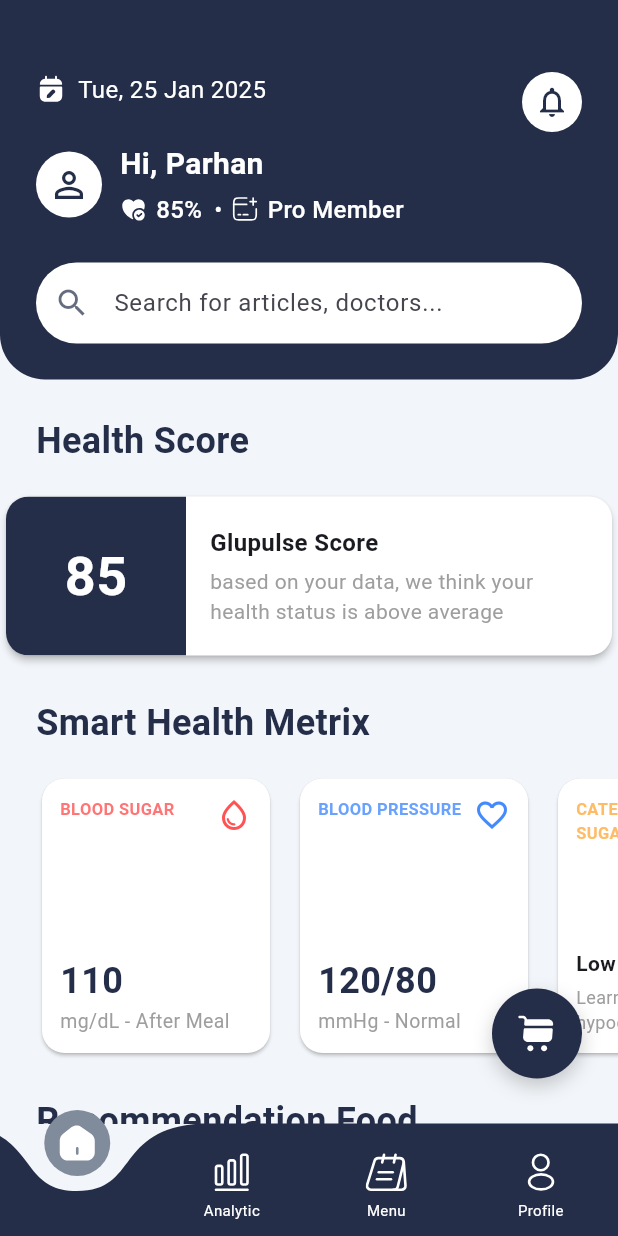
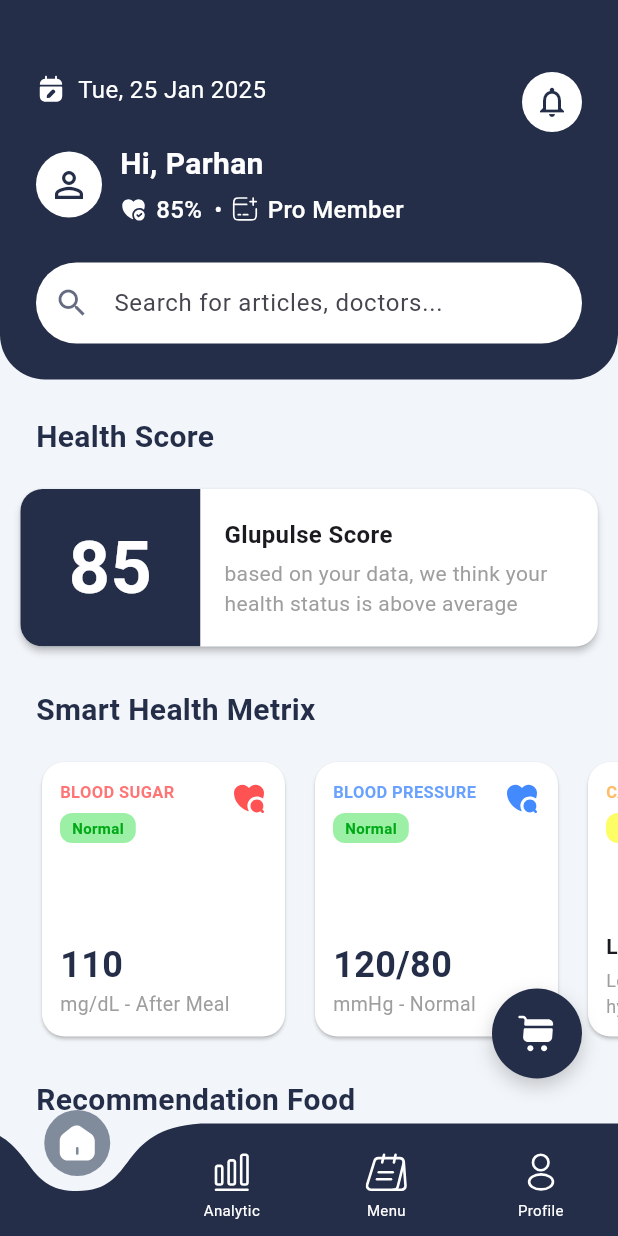
Before and after one commit to FarhanTZ/Skripsi-frontend, a Flutter app: the screen it shows after launch, on a phone screen of 412 x 824 dp. Run offline on Flutter 3.47's test engine with Material 3 defaults, Android fonts, the phone set to English and light mode, and no system bars; drawn by our look-alikes of curved_navigation_bar; our stand-ins replace bloc, equatable, fl_chart, flutter_svg, google_sign_in, smooth_page_indicator.

Commit message:
Improvment Card

```diff
--- a/glupulse/lib/features/Users/presentation/pages/home_tab.dart
+++ b/glupulse/lib/features/Users/presentation/pages/home_tab.dart
@@ -154,7 +154,7 @@ class HomeTab extends StatelessWidget {
                 'Health Score',
                 style: TextStyle(
                     color: Theme.of(context).colorScheme.primary,
-                    fontSize: 24,
+                    fontSize: 20,
                     fontWeight: FontWeight.bold),
               ),
             ),
@@ -174,8 +174,8 @@ class HomeTab extends StatelessWidget {
                 borderRadius: BorderRadius.circular(15),
               ),
               child: SizedBox(
-                width: 405,
-                height: 106,
+                width: 385,
+                height: 105,
                 child: Row(
                   children: [
                     Container(
@@ -186,7 +186,7 @@ class HomeTab extends StatelessWidget {
                           '85', // Contoh Skor
                           style: TextStyle(
                               color: Colors.white,
-                              fontSize: 36,
+                              fontSize: 48,
                               fontWeight: FontWeight.bold),
                         ),
                       ),
@@ -225,7 +225,7 @@ class HomeTab extends StatelessWidget {
                 'Smart Health Metrix',
                 style: TextStyle(
                     color: Theme.of(context).colorScheme.primary,
-                    fontSize: 24,
+                    fontSize: 20,
                     fontWeight: FontWeight.bold),
               ),
             ),
@@ -241,11 +241,18 @@ class HomeTab extends StatelessWidget {
                 _buildHealthMetricCard(
                   context: context,
                   category: 'Blood Sugar',
-                  icon: Icons.water_drop_outlined,
+                  iconWidget: SvgPicture.asset(
+                    'assets/images/Health.svg', // Menggunakan SVG asset
+                    colorFilter: const ColorFilter.mode(Colors.redAccent, BlendMode.srcIn),
+                    width: 24,
+                  ),
                   iconColor: Colors.redAccent,
                   value: '110',
                   unit: 'mg/dL',
                   status: 'After Meal',
+                  statusText: 'Normal', // Status baru
+                  statusColor: const Color(0xFF9CF0A6), // Warna BG Hijau
+                  statusTextColor: const Color(0xFF02A916), // Warna Teks Hijau
                   onTap: () {
                     Navigator.of(context).push(MaterialPageRoute(
                       builder: (context) => const HealthMetricDetailPage(
@@ -264,11 +271,18 @@ class HomeTab extends StatelessWidget {
                 _buildHealthMetricCard(
                   context: context,
                   category: 'Blood Pressure',
-                  icon: Icons.favorite_border,
+                  iconWidget: SvgPicture.asset(
+                    'assets/images/Health.svg', // Menggunakan SVG asset
+                    colorFilter: const ColorFilter.mode(Colors.blueAccent, BlendMode.srcIn),
+                    width: 24,
+                  ),
                   iconColor: Colors.blueAccent,
                   value: '120/80',
                   unit: 'mmHg',
                   status: 'Normal',
+                  statusText: 'Normal', // Status baru
+                  statusColor: const Color(0xFF9CF0A6), // Warna BG Hijau
+                  statusTextColor: const Color(0xFF02A916), // Warna Teks Hijau
                   onTap: () {
                     Navigator.of(context).push(MaterialPageRoute(
                       builder: (context) => const HealthMetricDetailPage(
@@ -290,6 +304,9 @@ class HomeTab extends StatelessWidget {
                   title: 'Low Blood Sugar',
                   description: 'Learn about hypoglycemia.',
                   icon: Icons.arrow_downward_rounded,
+                  statusText: 'Low',
+                  statusColor: const Color(0xFFFDFD66), // Warna BG Kuning
+                  statusTextColor: const Color(0xFFB7B726), // Warna Teks Kuning
                   color: Colors.orangeAccent,
                 ),
                 const SizedBox(width: 12),
@@ -300,6 +317,9 @@ class HomeTab extends StatelessWidget {
                   title: 'High Blood Pressure',
                   description: 'Learn about hypertension.',
                   icon: Icons.arrow_upward_rounded,
+                  statusText: 'Critical',
+                  statusColor: const Color(0xFFFA4D5E), // Warna BG Merah
+                  statusTextColor: const Color(0xFFBF070A), // Warna Teks Merah
                   color: Colors.purpleAccent,
                 ),
               ],
@@ -316,7 +336,7 @@ class HomeTab extends StatelessWidget {
                 'Recommendation Food',
                 style: TextStyle(
                     color: Theme.of(context).colorScheme.primary,
-                    fontSize: 24,
+                    fontSize: 20,
                     fontWeight: FontWeight.bold),
               ),
             ),
@@ -332,8 +352,8 @@ class HomeTab extends StatelessWidget {
               children: [
                 _buildRecommendationCard(
                   context: context,
-                  title: 'Oatmeal',
-                  description: 'Good for breakfast',
+                  title: 'Oatmeal Sehat',
+                  price: 'Rp 25.000',
                   icon: Icons.breakfast_dining_outlined,
                   color: Colors.brown,
                 ),
@@ -341,16 +361,16 @@ class HomeTab extends StatelessWidget {
                 _buildRecommendationCard(
                   context: context,
                   title: 'Salmon',
-                  description: 'Rich in Omega-3',
+                  price: 'Rp 75.000',
                   icon: Icons.set_meal_outlined,
                   color: Colors.pink,
                 ),
                 const SizedBox(width: 12),
                 _buildRecommendationCard(
                   context: context,
-                  title: 'Avocado',
-                  description: 'Healthy fats',
-                  icon: Icons.spa_outlined,
+                  title: 'Salad Sayur',
+                  price: 'Rp 35.000',
+                  icon: Icons.spa_outlined, // Mungkin bisa diganti dengan Icons.restaurant
                   color: Colors.green,
                 ),
               ],
@@ -367,7 +387,7 @@ class HomeTab extends StatelessWidget {
                 'Recommendation Activity',
                 style: TextStyle(
                     color: Theme.of(context).colorScheme.primary,
-                    fontSize: 24,
+                    fontSize: 20,
                     fontWeight: FontWeight.bold),
               ),
             ),
@@ -383,8 +403,8 @@ class HomeTab extends StatelessWidget {
               children: [
                 _buildRecommendationCard(
                   context: context,
-                  title: 'Walking',
-                  description: '30 minutes',
+                  title: 'Walking Class',
+                  price: 'Rp 50.000',
                   icon: Icons.directions_walk,
                   color: Colors.lightBlue,
                   onTap: () {
@@ -396,8 +416,8 @@ class HomeTab extends StatelessWidget {
                 const SizedBox(width: 12),
                 _buildRecommendationCard(
                   context: context,
-                  title: 'Yoga', // Mengganti title menjadi Yoga
-                  description: '15 minutes',
+                  title: 'Yoga Class',
+                  price: 'Rp 65.000',
                   icon: Icons.self_improvement,
                   color: Colors.purpleAccent,
                   onTap: () {
@@ -409,8 +429,8 @@ class HomeTab extends StatelessWidget {
                 const SizedBox(width: 12),
                 _buildRecommendationCard(
                   context: context,
-                  title: 'Cycling', // Mengganti title menjadi Cycling
-                  description: '20 minutes',
+                  title: 'Cycling Tour',
+                  price: 'Rp 80.000',
                   icon: Icons.directions_bike,
                   color: Colors.orange,
                   onTap: () {
@@ -431,16 +451,19 @@ class HomeTab extends StatelessWidget {
   // Widget helper untuk membuat card metrik agar kode tidak berulang
   Widget _buildHealthMetricCard({
     required BuildContext context,
-    required IconData icon,
+    required Widget iconWidget,
     required String category,
     required Color iconColor,
     required String value,
     required String unit,
     required String status,
+    String? statusText,
+    Color? statusColor,
+    Color? statusTextColor,
     required VoidCallback onTap,
   }) {
     return SizedBox(
-      width: 160, // Menyamakan lebar dengan card lain
+      width: 170, // Menyamakan lebar dengan card lain
       child: Card(
         elevation: 1,
         color: Colors.white,
@@ -456,8 +479,25 @@ class HomeTab extends StatelessWidget {
                   crossAxisAlignment: CrossAxisAlignment.start,
                   children: [
                     Text(category.toUpperCase(), style: TextStyle(fontWeight: FontWeight.bold, fontSize: 11, color: iconColor.withOpacity(0.8))),
-                    // Placeholder untuk menyamakan tinggi dengan card info
-                    const SizedBox(height: 22),
+                    if (statusText != null && statusColor != null)
+                      Padding(
+                        padding: const EdgeInsets.only(top: 6.0),
+                        child: Container(
+                          padding: const EdgeInsets.symmetric(horizontal: 8, vertical: 3),
+                          decoration: BoxDecoration(
+                            color: statusColor,
+                            borderRadius: BorderRadius.circular(8),
+                          ),
+                          child: Text(
+                            statusText,
+                            style: TextStyle(
+                              fontWeight: FontWeight.bold,
+                              color: statusTextColor ?? Colors.white,
+                              fontSize: 10,
+                            ),
+                          ),
+                        ),
+                      ),
                     const Spacer(),
                     Text(value, style: TextStyle(fontWeight: FontWeight.bold, fontSize: 24, color: Theme.of(context).colorScheme.primary)),
                     Text('$unit - $status', style: const TextStyle(fontSize: 13, color: Colors.grey)),
@@ -467,7 +507,7 @@ class HomeTab extends StatelessWidget {
               Positioned(
                 top: 12,
                 right: 12,
-                child: Icon(icon, color: iconColor, size: 24),
+                child: iconWidget,
               ),
             ],
           ),
@@ -484,9 +524,12 @@ class HomeTab extends StatelessWidget {
     required String description,
     required IconData icon,
     required Color color,
+    String? statusText,
+    Color? statusColor,
+    Color? statusTextColor,
   }) {
     return SizedBox(
-      width: 160,
+      width: 170,
       child: Card(
         elevation: 1,
         color: Colors.white,
@@ -499,6 +542,26 @@ class HomeTab extends StatelessWidget {
                 crossAxisAlignment: CrossAxisAlignment.start,
                 children: [
                   Text(category.toUpperCase(), style: TextStyle(fontWeight: FontWeight.bold, fontSize: 11, color: color.withOpacity(0.8))),
+                  if (statusText != null && statusColor != null)
+                    Padding(
+                      padding: const EdgeInsets.only(top: 6.0),
+                      child: Container(
+                        padding: const EdgeInsets.symmetric(horizontal: 8, vertical: 3),
+                        decoration: BoxDecoration(
+                          color: statusColor,
+                          borderRadius: BorderRadius.circular(8),
+                        ),
+                        child: Text(
+                          statusText,
+                          style: TextStyle(
+                            fontWeight: FontWeight.bold,
+                            color: statusTextColor ?? Colors.white,
+                            fontSize: 10,
+                          ),
+                        ),
+                      ),
+                    )
+                  else
                     const SizedBox(height: 4),
                   const Spacer(),
                   Text(title, style: const TextStyle(fontWeight: FontWeight.bold, fontSize: 14)),
@@ -522,15 +585,16 @@ class HomeTab extends StatelessWidget {
   Widget _buildRecommendationCard({
     required BuildContext context,
     required String title,
-    required String description,
+    required String price,
     required IconData icon,
     required Color color,
     VoidCallback? onTap, // Menambahkan parameter onTap opsional
   }) {
     return SizedBox(
-      width: 160, // Menyamakan lebar dengan card lain
+      width: 170, // Menyamakan lebar dengan card lain
       child: Card(
         elevation: 1,
+        margin: EdgeInsets.zero, // Menghapus margin default Card untuk mencegah overflow
         color: Colors.white,
         shape: RoundedRectangleBorder(borderRadius: BorderRadius.circular(15)),
         clipBehavior: Clip.antiAlias, // Ensures InkWell ripple effect is clipped
@@ -540,25 +604,46 @@ class HomeTab extends StatelessWidget {
               builder: (context) => FoodDetailPage(foodName: title), // Default ke FoodDetailPage
             ));
           },
+          child: Column(
+            crossAxisAlignment: CrossAxisAlignment.start,
+            children: [
+              // Bagian Gambar
+              SizedBox(
+                height: 100, // Memberikan tinggi tetap untuk area gambar
+                child:SizedBox.expand(child: Container(
+                  decoration: BoxDecoration(
+                    color: color.withOpacity(0.15),
+                  ),
+                  child: Center(
+                    child: Icon(icon, color: color, size: 40),
+                  ),
+                ),
+              )),
+              // Bagian Teks (Judul dan Deskripsi)
+              SizedBox(
+                height: 91, // Tinggi tetap untuk area teks
                 child: Padding(
                   padding: const EdgeInsets.all(12.0),
                   child: Column(
                     crossAxisAlignment: CrossAxisAlignment.start,
                     children: [
-                CircleAvatar(
-                  radius: 20,
-                  backgroundColor: color.withOpacity(0.15),
-                  child: Icon(icon, color: color, size: 24),
-                ),
-                const Spacer(),
                       Text(
                         title,
                         style: const TextStyle(fontWeight: FontWeight.bold, fontSize: 16),
+                        maxLines: 2, // Batasi judul hingga 2 baris
+                        overflow: TextOverflow.ellipsis, // Tampilkan '...' jika lebih dari 2 baris
                       ),
                       const SizedBox(height: 4),
-                Text(description, style: const TextStyle(fontSize: 12, color: Colors.grey)),
+                      Text(price, style: TextStyle(
+                        fontSize: 14,
+                        color: Theme.of(context).colorScheme.primary,
+                        fontWeight: FontWeight.bold
+                      )),
                     ],
                   ),
+                ),
+              ),
+            ],
           ),
         ),
       ),
```
Also changed, not shown: glupulse/lib/features/Users/presentation/pages/menu_tab.dart (+50 -32 lines). Lines whose indentation alone changed are shown as unchanged.
